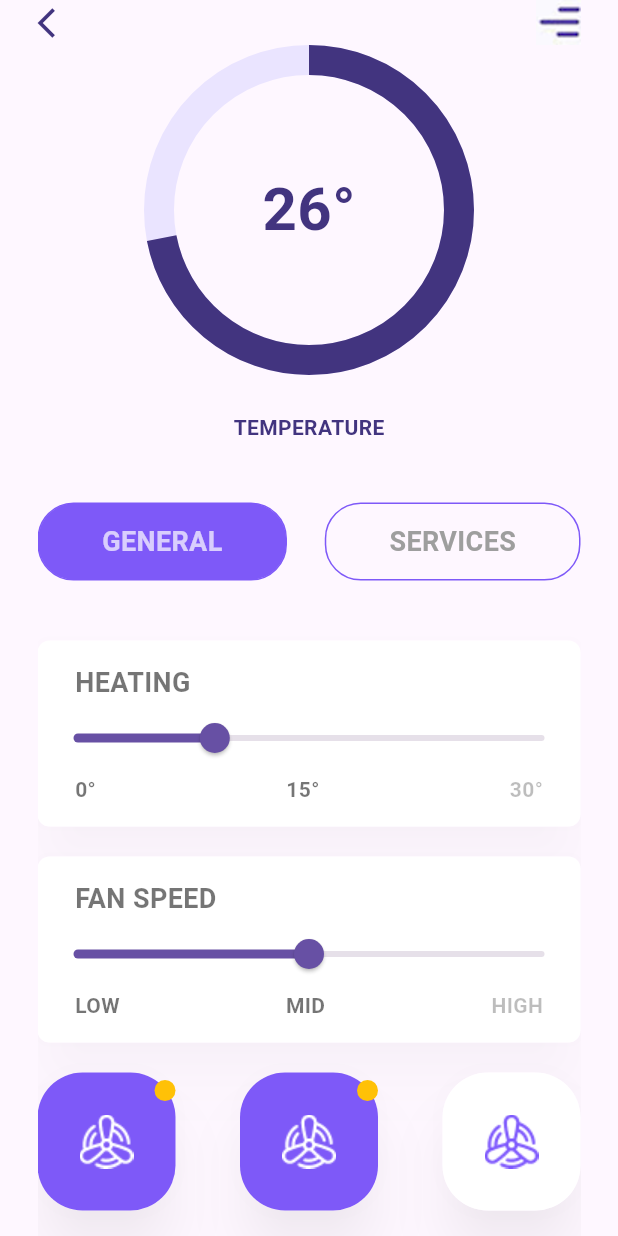
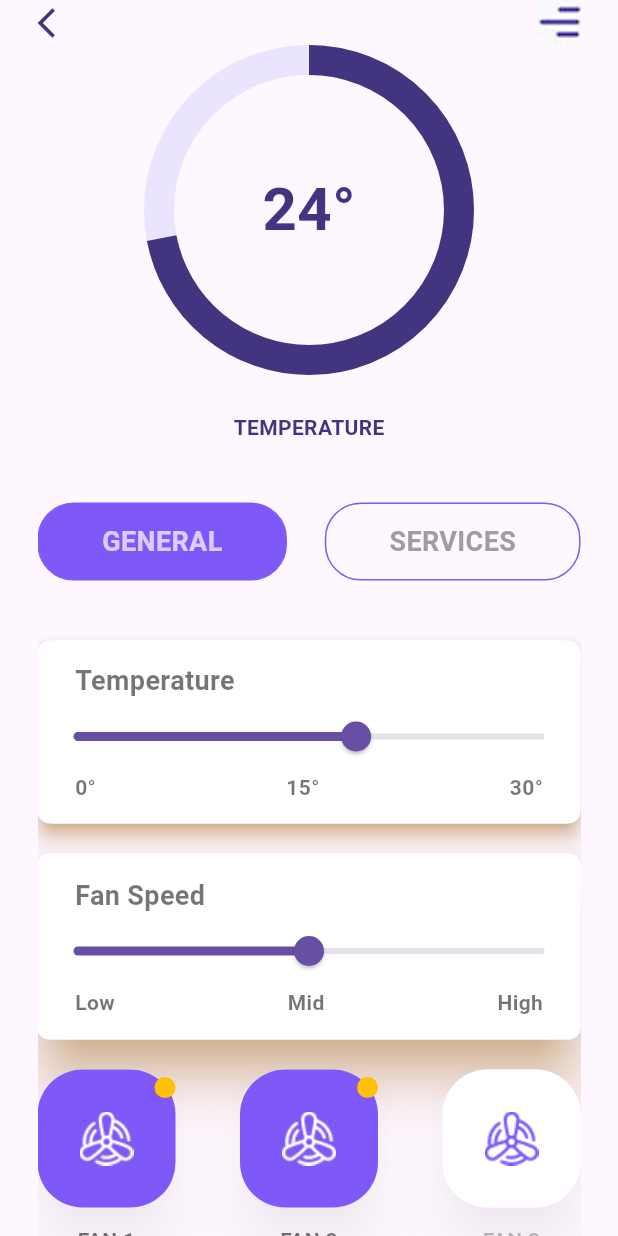
Before and after one commit to githimansh/smart_home_app, a Flutter app: the screen it shows after launch, after a tap on "TEMPERATURE", on a phone screen of 412 x 824 dp. Run offline on Flutter 3.47's test engine with Material 3 defaults, Android fonts, the phone set to English and light mode, and no system bars; drawn by our look-alikes of percent_indicator.

Commit message:
add the new code

```diff
--- a/smart_app_home/lib/Home/services.dart
+++ b/smart_app_home/lib/Home/services.dart
@@ -1,8 +1,8 @@
 import 'package:flutter/material.dart';
+import 'package:smart_app_home/Entertainment/entertainment.dart';
 import 'package:smart_app_home/Temperature/temperatur.dart';
 import 'package:smart_app_home/Water/water.dart';
 import 'package:smart_app_home/constants.dart';
-
 
 class Services extends StatelessWidget {
   const Services({super.key});
@@ -16,26 +16,42 @@ class Services extends StatelessWidget {
           children: [
             cardItems(title: "ENERGY", image: "images/energy.png"),
             cardItems(
-              onTab: (){   Navigator.push(context, MaterialPageRoute(builder: (context)=>Temperature()));},
-
+              onTab: () {
+                Navigator.push(context,
+                    MaterialPageRoute(builder: (context) => Temperature()));
+              },
               title: "TEMPERATURE",
               image: "images/temperature.png",
-              color: primaryColor,
+              color: Color.fromARGB(255, 229, 121, 121),
               fontColor: Colors.white,
             ),
           ],
         ),
-        const SizedBox(height: 25,),
-          Row(
+        const SizedBox(
+          height: 25,
+        ),
+        Row(
           mainAxisAlignment: MainAxisAlignment.spaceBetween,
           children: [
             cardItems(
-               onTab: (){   Navigator.push(context, MaterialPageRoute(builder: (context)=>WaterScreen()));},
-
-              title: "WATER", image: "images/water.png"),
+              onTab: () {
+                Navigator.push(context,
+                    MaterialPageRoute(builder: (context) => WaterScreen()));
+              },
+              title: "WATER",
+              image: "images/water.png",
+              color: Color.fromARGB(255, 140, 143, 233),
+              fontColor: Colors.white,
+            ),
             cardItems(
+               onTab: () {
+                  Navigator.push(context,
+                      MaterialPageRoute(builder: (context) => Entertainment()));
+                },
               title: "ENTERTAINMENT",
-              image: "images/entertainment.png",
+              image: "images/entertainment.jpg",
+              color: Color.fromARGB(255, 239, 140, 94),
+              fontColor: Colors.white,
             ),
           ],
         ),
--- a/smart_app_home/lib/Home/smart_home_page.dart
+++ b/smart_app_home/lib/Home/smart_home_page.dart
@@ -15,7 +15,9 @@ class _HomePageState extends State<SmartHomePage> {
     return Scaffold(
       body: SafeArea(
           child: Container(
-        margin: const EdgeInsets.only(top: 5, left: 25, right: 25),
+        margin: const EdgeInsets.only(top: 15, left: 15, right: 15, bottom: 15),
+        child: Padding(
+          padding: const EdgeInsets.only(top: 10),
           child: Column(
             children: [
               Row(
@@ -40,16 +42,15 @@ class _HomePageState extends State<SmartHomePage> {
                   physics: const BouncingScrollPhysics(),
                   children: [
                     const SizedBox(height: 30),
-                  // for home image
                     Image.asset(
-                    'images/smart home.png',
+                      'images/home1.jpg',
                     ),
-                  const SizedBox(height: 30),
+                    const SizedBox(height: 20),
                     Center(
                       child: Text(
                         "Smart Home",
                         style: TextStyle(
-                        fontSize: 35,
+                          fontSize: 38,
                           fontWeight: FontWeight.bold,
                           color: textColor,
                         ),
@@ -57,23 +58,24 @@ class _HomePageState extends State<SmartHomePage> {
                     ),
                     const SizedBox(height: 40),
                     Padding(
-                    padding: const EdgeInsets.only(left: 20),
+                      padding: const EdgeInsets.only(left: 18),
                       child: Text(
                         "SERVICES",
                         style: TextStyle(
-                        fontSize: 16,
+                          fontSize: 18,
                           fontWeight: FontWeight.bold,
                           color: textColor,
                         ),
                       ),
                     ),
                     const SizedBox(height: 10),
-                  Services(),
+                   const Services(),
                   ],
                 ),
               )
             ],
           ),
+        ),
       )),
     );
   }
--- a/smart_app_home/lib/Temperature/heating_and_fan_speed.dart
+++ b/smart_app_home/lib/Temperature/heating_and_fan_speed.dart
@@ -12,13 +12,13 @@ class _HeatingState extends State<Heating> {
   @override
   Widget build(BuildContext context) {
     return Material(
-      elevation: 15,
+      elevation: 5,
       borderRadius: BorderRadius.circular(8),
-      shadowColor: Colors.black12,
+      shadowColor: Colors.orangeAccent,
       child: Container(
-        padding: const EdgeInsets.symmetric(vertical: 15),
+        padding: const EdgeInsets.symmetric(vertical: 14),
         decoration: BoxDecoration(
-          borderRadius: BorderRadius.circular(8),
+          borderRadius: BorderRadius.circular(10),
           color: Colors.white,
         ),
         child: Column(
@@ -27,7 +27,7 @@ class _HeatingState extends State<Heating> {
             const Padding(
               padding: EdgeInsets.symmetric(horizontal: 25),
               child: Text(
-                "HEATING",
+                "Temperature",
                 style: TextStyle(
                   fontWeight: FontWeight.bold,
                   fontSize: 18,
@@ -42,7 +42,7 @@ class _HeatingState extends State<Heating> {
                   heat = newHeatin;
                 });
               },
-              max: 40,
+              max: 20,
             ),
             const Padding(
               padding: EdgeInsets.symmetric(
@@ -64,7 +64,7 @@ class _HeatingState extends State<Heating> {
                   Text(
                     "30\u00b0",
                     style: TextStyle(
-                        fontWeight: FontWeight.bold, color: Colors.black26),
+                        fontWeight: FontWeight.bold, color: Colors.black54),
                   ),
                 ],
               ),
@@ -90,7 +90,7 @@ class _FanSpeedState extends State<FanSpeed> {
     return Material(
       elevation: 15,
       borderRadius: BorderRadius.circular(8),
-      shadowColor: Colors.black12,
+      shadowColor: Colors.orangeAccent,
       child: Container(
         padding: const EdgeInsets.symmetric(vertical: 15),
         decoration: BoxDecoration(
@@ -103,7 +103,7 @@ class _FanSpeedState extends State<FanSpeed> {
             const Padding(
               padding: EdgeInsets.symmetric(horizontal: 25),
               child: Text(
-                "FAN SPEED",
+                "Fan Speed",
                 style: TextStyle(
                   fontWeight: FontWeight.bold,
                   fontSize: 18,
@@ -128,19 +128,19 @@ class _FanSpeedState extends State<FanSpeed> {
                 mainAxisAlignment: MainAxisAlignment.spaceBetween,
                 children: [
                   Text(
-                    "LOW",
+                    "Low",
                     style: TextStyle(
                         fontWeight: FontWeight.bold, color: Colors.black54),
                   ),
                   Text(
-                    "MID",
+                    "Mid",
                     style: TextStyle(
                         fontWeight: FontWeight.bold, color: Colors.black54),
                   ),
                   Text(
-                    "HIGH",
+                    "High",
                     style: TextStyle(
-                        fontWeight: FontWeight.bold, color: Colors.black26),
+                        fontWeight: FontWeight.bold, color: Colors.black54),
                   ),
                 ],
               ),
--- a/smart_app_home/lib/Temperature/temperatur.dart
+++ b/smart_app_home/lib/Temperature/temperatur.dart
@@ -48,7 +48,7 @@ class Temperature extends StatelessWidget {
                     backgroundColor: const Color(0xFFEAE4FF),
                     progressColor: textColor,
                     center: Text(
-                      "26\u00b0",
+                      "24\u00b0",
                       style: TextStyle(
                           fontWeight: FontWeight.bold,
                           color: textColor,
@@ -79,13 +79,10 @@ class Temperature extends StatelessWidget {
                     ],
                   ),
                   const SizedBox(height: 40),
-                  // For heating
                   const Heating(),
                   const SizedBox(height: 20),
-                  // for fan speed,
                   const FanSpeed(),
                   const SizedBox(height: 20),
-                  // for fan
                   Row(
                     mainAxisAlignment: MainAxisAlignment.spaceBetween,
                     children: [fan(title: "FAN 1",isActice: true,),
--- a/smart_app_home/lib/Water/pump_speed.dart
+++ b/smart_app_home/lib/Water/pump_speed.dart
@@ -1,13 +1,13 @@
 import 'package:flutter/material.dart';
 
-class Heating extends StatefulWidget {
-  const Heating({super.key});
+class Pump extends StatefulWidget {
+  const Pump({super.key});
 
   @override
-  State<Heating> createState() => _HeatingState();
+  State<Pump> createState() => _PumpState();
 }
 
-class _HeatingState extends State<Heating> {
+class _PumpState extends State<Pump> {
   double heat = 12;
   @override
   Widget build(BuildContext context) {
--- a/smart_app_home/pubspec.yaml
+++ b/smart_app_home/pubspec.yaml
@@ -71,6 +71,8 @@ flutter:
     - images/temperature.png
     - images/water.png
     - images/image.png
+    - images/home1.jpg
+    - images/entertainment.jpg
 
 
   #   - images/a_dot_ham.jpeg
```
Also changed, not shown: smart_app_home/lib/Entertainment/entertainment.dart (added, +284 -0 lines), smart_app_home/lib/Water/water.dart (+36 -13 lines), smart_app_home/images/entertainment.jpg (added), smart_app_home/images/home1.jpg (added). Lines whose indentation alone changed are shown as unchanged.
